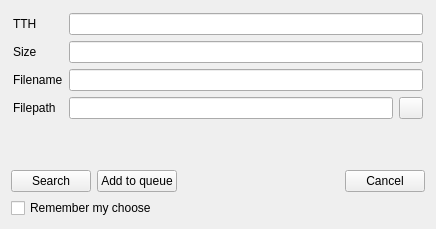
Old version of the form eiskaltdcpp/ui/UIMagnet.ui in the repository eiskaltdcpp/eiskaltdcpp.
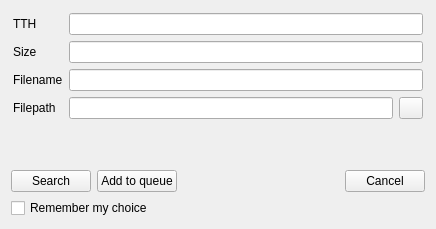
New version of the form. Custom widgets are drawn as their Qt base class.

Diff of the .ui file:
```diff
--- a/eiskaltdcpp/ui/UIMagnet.ui
+++ b/eiskaltdcpp/ui/UIMagnet.ui
@@ -167,7 +167,7 @@
    <item>
     <widget class="QCheckBox" name="checkBox_Remember">
      <property name="text">
-      <string>Remember my choose</string>
+      <string>Remember my choice</string>
      </property>
     </widget>
    </item>
```
